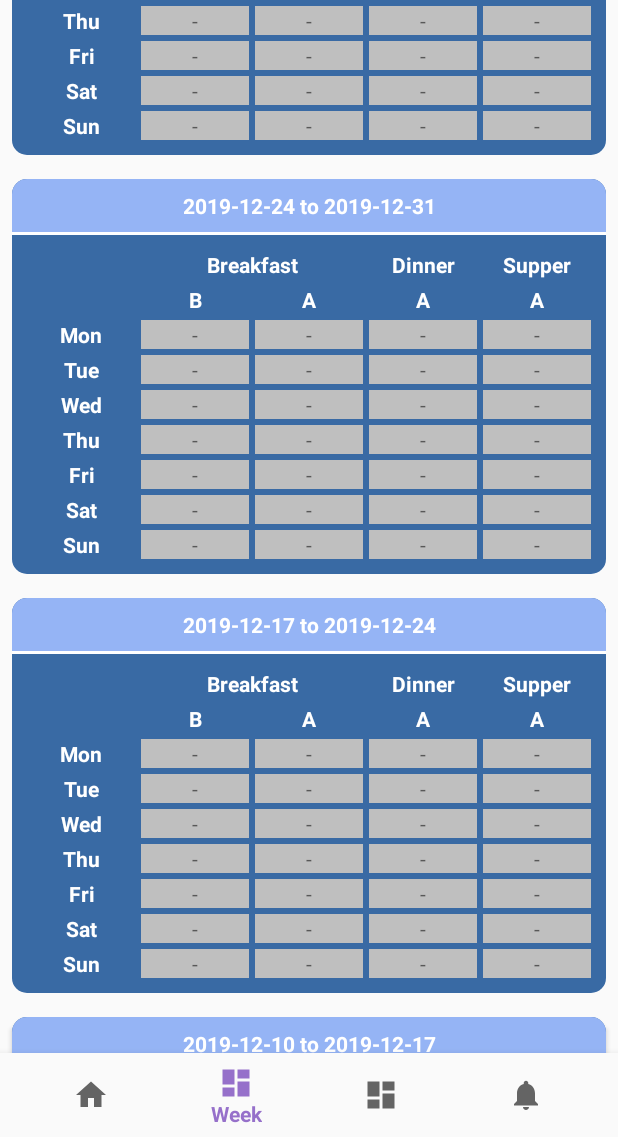
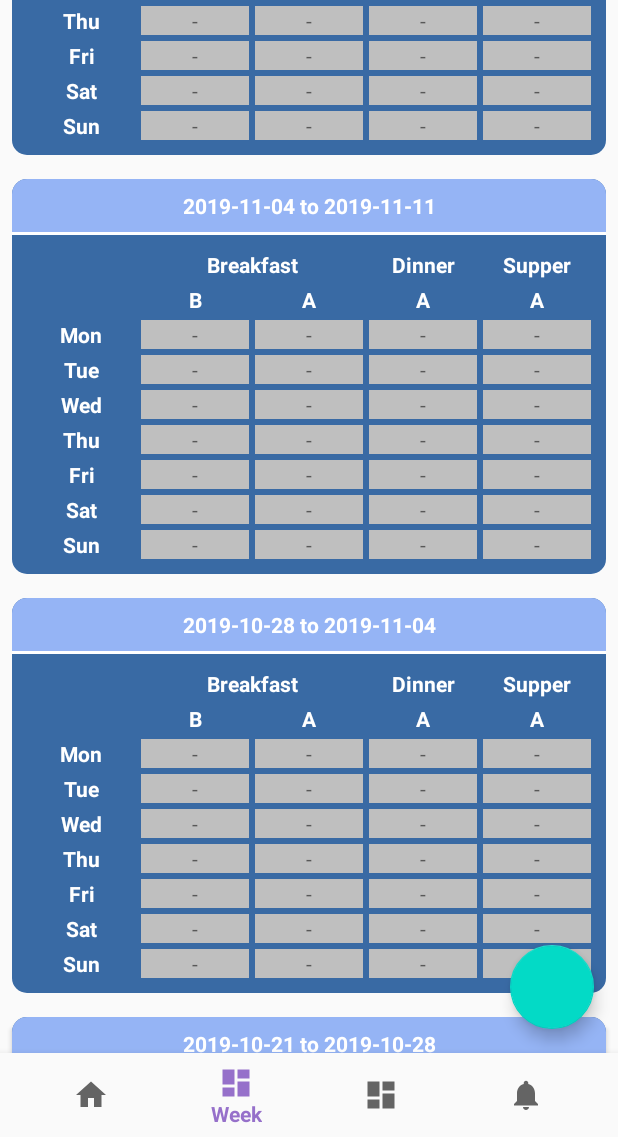
Before and after one commit to BobCormackYoung/SugarTracker, an Android app: the screen it shows after launch (MainActivity), item 2 of the bottom bar chosen, scrolled down 996 dp, on a phone screen of 412 x 824 dp, the part 99-1236 px from its top. Run offline under Robolectric (Android 15) with nearby library versions, the phone set to English and light mode, and no system bars; our stand-ins replace Room's generated code; libraries missing offline, so code that uses them is left out: com.github.mikephil.charting; 35 statements that could not run were skipped.

Commit message:
release 0.0.5 fix some error in creating the array for week view

```diff
--- a/app/build.gradle
+++ b/app/build.gradle
@@ -6,8 +6,8 @@ android {
         applicationId "com.youngsoft.sugartracker"
         minSdkVersion 24
         targetSdkVersion 28
-        versionCode 4
-        versionName "0.0.4"
+        versionCode 5
+        versionName "0.0.5"
         testInstrumentationRunner "android.support.test.runner.AndroidJUnitRunner"
     }
     buildTypes {
--- a/app/src/main/java/com/youngsoft/sugartracker/sugarlistp/FragmentSugar.java
+++ b/app/src/main/java/com/youngsoft/sugartracker/sugarlistp/FragmentSugar.java
@@ -63,6 +63,7 @@ public class FragmentSugar extends Fragment implements AdapterSugarList.OnDelete
 
         adapterSugarList = new AdapterSugarList(viewModelMainActivity.getDataRepository(), this, viewModelMainActivity, this, this);
         recyclerView.setAdapter(adapterSugarList);
+
         viewModelMainActivity.getAllSugarMeasurementsSortedByDate().observe(getViewLifecycleOwner(), new Observer<List<SugarMeasurement>>() {
             @Override
             public void onChanged(List<SugarMeasurement> sugarMeasurements) {
--- a/app/src/main/java/com/youngsoft/sugartracker/weekviewp/AdapterWeekView.java
+++ b/app/src/main/java/com/youngsoft/sugartracker/weekviewp/AdapterWeekView.java
@@ -42,8 +42,8 @@ public class AdapterWeekView extends ListAdapter<WeekDatesItem, AdapterWeekView.
     public AdapterWeekView(FragmentWeekView parentFragment, DataRepository dataRepository) {
         super(DIFF_CALLBACK);
         this.parentFragment = parentFragment;
-        //this.viewModelWeekView = viewModelWeekView;
         this.dataRepository = dataRepository;
+        Log.i("AWV","AdapterWeekView: constructor");
     }
 
     @NonNull
@@ -66,7 +66,6 @@ public class AdapterWeekView extends ListAdapter<WeekDatesItem, AdapterWeekView.
         + " to " + DateFormat.format("yyyy-MM-dd",currentDateSet.getEndDate()).toString());
 
         ArrayList<WeekViewItem> weekViewItemArrayList = new ArrayList<>();
-        //viewModelWeekView.setSugarMeasurementsBetweenDates(currentDateSet.getStartDate(), currentDateSet.getEndDate());
         holder.recyclerView.setHasFixedSize(true);
         GridLayoutManager manager = new GridLayoutManager(parentFragment.getActivity(), 5);
         manager.setSpanSizeLookup(new GridLayoutManager.SpanSizeLookup() {
--- a/app/src/main/java/com/youngsoft/sugartracker/weekviewp/AdapterWeekViewItem.java
+++ b/app/src/main/java/com/youngsoft/sugartracker/weekviewp/AdapterWeekViewItem.java
@@ -66,7 +66,13 @@ public class AdapterWeekViewItem extends ListAdapter<WeekViewItem, AdapterWeekVi
                     holder.tvData.setTypeface(null, Typeface.BOLD);
                     Log.i("AWVI", "Position: " + position + " Comment: " + currentSugarMeasurement.getComment());
                     break;
-                default:
+                case 10:
+                case 10+5:
+                case 10+5*2:
+                case 10+5*3:
+                case 10+5*4:
+                case 10+5*5:
+                case 10+5*6:
                     if (currentSugarMeasurement.getMeasurement() == -1) {
                         holder.tvData.setText("" + currentSugarMeasurement.getComment());
                         holder.tvData.setBackgroundColor(Color.argb(255,191, 191, 191));
@@ -77,6 +83,17 @@ public class AdapterWeekViewItem extends ListAdapter<WeekViewItem, AdapterWeekVi
                         } else {
                             holder.tvData.setBackgroundColor(Color.argb(255,137, 240, 164));
                         }
+                        holder.tvData.setText("" + currentSugarMeasurement.getMeasurement());
+                        Log.i("AWVI", "Position: " + position + " Measurement: " + currentSugarMeasurement.getMeasurement());
+                    }
+                    break;
+                default:
+                    if (currentSugarMeasurement.getMeasurement() == -1) {
+                        holder.tvData.setText("" + currentSugarMeasurement.getComment());
+                        holder.tvData.setBackgroundColor(Color.argb(255,191, 191, 191));
+                        Log.i("AWVI", "Position: " + position + " Comment: " + currentSugarMeasurement.getComment());
+                    } else {
+                        holder.tvData.setBackgroundColor(Color.argb(255,137, 240, 164));
                         holder.tvData.setText("" + currentSugarMeasurement.getMeasurement());
                         Log.i("AWVI", "Position: " + position + " Measurement: " + currentSugarMeasurement.getMeasurement());
                     }
--- a/app/src/main/java/com/youngsoft/sugartracker/weekviewp/FragmentWeekView.java
+++ b/app/src/main/java/com/youngsoft/sugartracker/weekviewp/FragmentWeekView.java
@@ -1,6 +1,7 @@
 package com.youngsoft.sugartracker.weekviewp;
 
 import android.os.Bundle;
+import android.util.Log;
 import android.view.LayoutInflater;
 import android.view.View;
 import android.view.ViewGroup;
@@ -13,9 +14,12 @@ import androidx.lifecycle.ViewModelProviders;
 import androidx.recyclerview.widget.LinearLayoutManager;
 import androidx.recyclerview.widget.RecyclerView;
 
+import com.google.android.material.floatingactionbutton.FloatingActionButton;
 import com.youngsoft.sugartracker.R;
+import com.youngsoft.sugartracker.UtilMethods;
 import com.youngsoft.sugartracker.ViewModelMainActivity;
 import com.youngsoft.sugartracker.data.SugarMeasurement;
+import com.youngsoft.sugartracker.sugarlistp.BottomSheetDialogAddSugar;
 
 import java.util.ArrayList;
 import java.util.Calendar;
@@ -32,11 +36,26 @@ public class FragmentWeekView extends Fragment {
     private long oldestDate; //oldest date with a sugar measurement recorded
     private long weekCount; //number of weeks stored in the database
     private ArrayList<WeekDatesItem> weekDatesArrayList = new ArrayList<>();
+    FloatingActionButton floatingActionButton;
+    BottomSheetDialogAddSugar bottomSheet;
 
     @Nullable
     @Override
     public View onCreateView(@NonNull LayoutInflater inflater, @Nullable ViewGroup container, @Nullable Bundle savedInstanceState) {
         View view = inflater.inflate(R.layout.fragment_week_view, container, false);
+
+        floatingActionButton = view.findViewById(R.id.fab_add_sugar_weekly);
+        floatingActionButton.setOnClickListener(new View.OnClickListener() {
+            @Override
+            public void onClick(View v) {
+                bottomSheet = new BottomSheetDialogAddSugar();
+                Bundle inputs = new Bundle();
+                inputs.putInt("EntryId",-1);
+                bottomSheet.setArguments(inputs);
+                bottomSheet.show(getChildFragmentManager(), "weekBottomSheet");
+            }
+        });
+
         recyclerView = view.findViewById(R.id.rv_week_view);
         return view;
     }
@@ -56,8 +75,12 @@ public class FragmentWeekView extends Fragment {
         viewModelMainActivity.getAllSugarMeasurementsSortedByDate().observe(getViewLifecycleOwner(), new Observer<List<SugarMeasurement>>() {
             @Override
             public void onChanged(List<SugarMeasurement> sugarMeasurements) {
+                Log.i("FWV","observer changed");
                 //TODO: handle if the observed item is null
                 Calendar tempCalendar = Calendar.getInstance();
+                tempCalendar.set(Calendar.HOUR_OF_DAY,0);
+                tempCalendar.set(Calendar.MINUTE,0);
+                tempCalendar.set(Calendar.SECOND,0);
                 newestDate = tempCalendar.getTimeInMillis(); //get the newest date from the existing data
                 oldestDate = sugarMeasurements.get(sugarMeasurements.size()-1).getDate(); //get the oldest date from the existing data
                 weekCount = 1+(newestDate-oldestDate)/(1000*60*60*24*7);
@@ -65,11 +88,14 @@ public class FragmentWeekView extends Fragment {
 
                 tempCalendar.set(Calendar.DAY_OF_WEEK,Calendar.MONDAY);
                 long startDateOfFirstWeek = tempCalendar.getTimeInMillis();
-                for (int item = 0; item < weekCount+1; item++) {
+                for (long item = 0; item < weekCount+1; item++) {
+                    Log.i("FWV","item " + item + ", date " + UtilMethods.convertDate(startDateOfFirstWeek-item*1000*60*60*24*7,"dd-MM-yyyy HH:mm:ss"));
+                    //Log.i("FWV","startDateOfFirstWeek " + startDateOfFirstWeek + ", item " + item*1000*60*60*24*7);
                     tempCalendar.setTimeInMillis(startDateOfFirstWeek-item*1000*60*60*24*7);
                     weekDatesArrayList.add(new WeekDatesItem(tempCalendar.getTimeInMillis(),tempCalendar.getTimeInMillis()+1000*60*60*24*7));
                 }
                 adapterWeekView.submitList(weekDatesArrayList);
+                adapterWeekView.notifyDataSetChanged();
             }
         });
     }
--- a/app/src/main/res/layout/fragment_week_view.xml
+++ b/app/src/main/res/layout/fragment_week_view.xml
@@ -1,5 +1,10 @@
 <?xml version="1.0" encoding="utf-8"?>
-<LinearLayout xmlns:android="http://schemas.android.com/apk/res/android"
+<androidx.coordinatorlayout.widget.CoordinatorLayout
+    xmlns:android="http://schemas.android.com/apk/res/android"
+    android:layout_height="match_parent"
+    android:layout_width="match_parent">
+
+    <LinearLayout
         android:orientation="vertical"
         android:layout_width="match_parent"
         android:layout_height="match_parent">
@@ -11,3 +16,13 @@
             android:gravity="center"/>
 
     </LinearLayout>
+
+    <com.google.android.material.floatingactionbutton.FloatingActionButton
+        android:id="@+id/fab_add_sugar_weekly"
+        style="@style/Widget.MaterialComponents.FloatingActionButton"
+        android:layout_width="wrap_content"
+        android:layout_height="wrap_content"
+        android:layout_gravity="bottom|right"
+        android:layout_margin="16dp" />
+
+</androidx.coordinatorlayout.widget.CoordinatorLayout>
```
Also changed, not shown: app/src/main/res/layout/fragment_sugar.xml (indentation only). Lines whose indentation alone changed are shown as unchanged.
